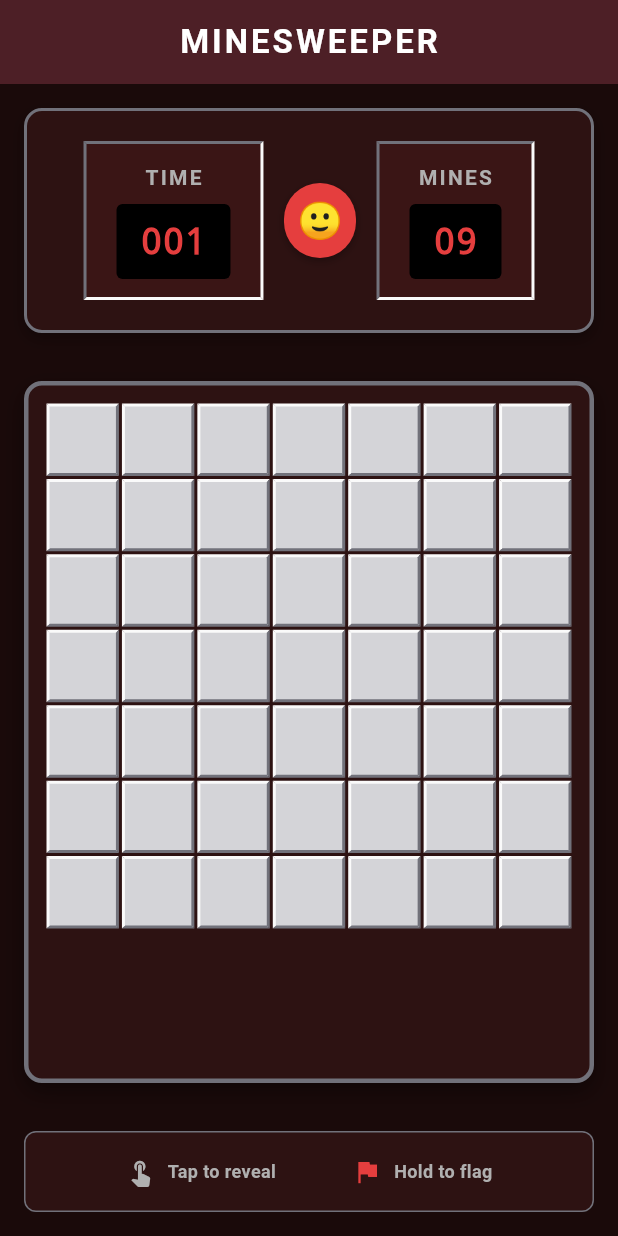
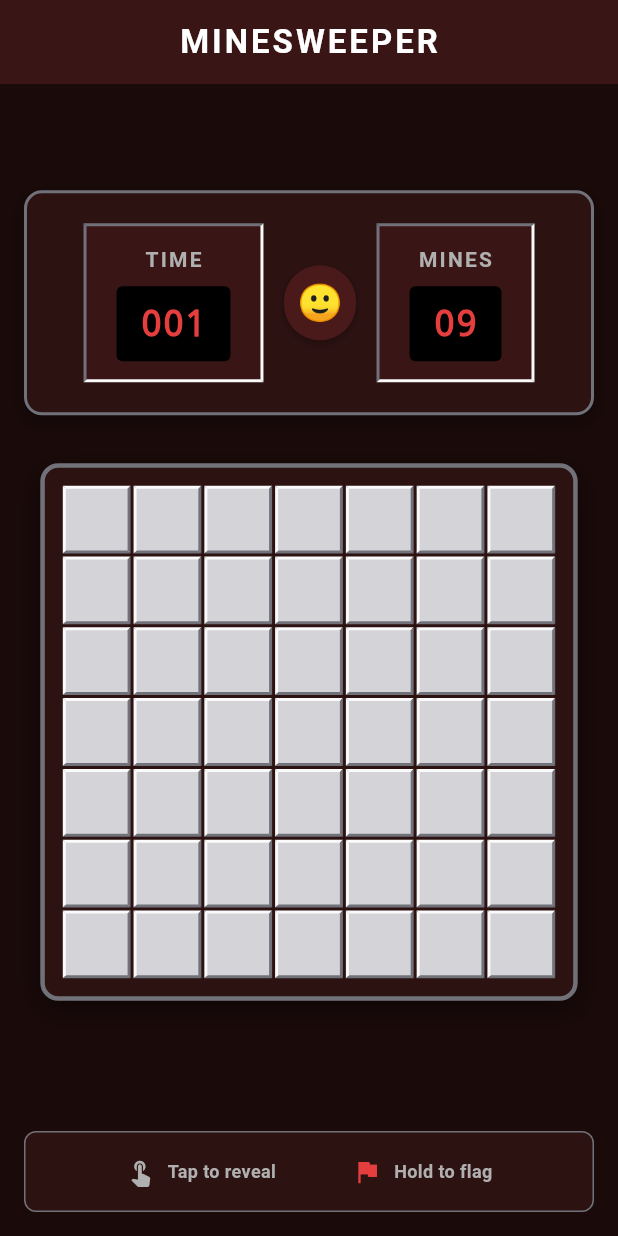
Before and after one commit to mohamedamrr13/Minesweeper, a Flutter app: the screen it shows after launch, after a tap on an icon or button, on a phone screen of 412 x 824 dp. Run offline on Flutter 3.47's test engine with Material 3 defaults, Android fonts, the light colour scheme and no system bars; our stand-ins replace device_preview; missing offline and left inert: window_size.

Commit message:
finish game

```diff
--- a/lib/game/presentation/minesweeper_game_page.dart
+++ b/lib/game/presentation/minesweeper_game_page.dart
@@ -11,62 +11,62 @@ class MinesweeperGamePage extends StatefulWidget {
   const MinesweeperGamePage({super.key});
 
   @override
-  State<MinesweeperGamePage> createState() => _MinesweeperGamePageState();
+  State<MinesweeperGamePage> createState() => MinesweeperGamePageState();
 }
 
-class _MinesweeperGamePageState extends State<MinesweeperGamePage> {
-  late GameService _gameService;
-  late Timer _timer;
-  int _secondsElapsed = 0;
+class MinesweeperGamePageState extends State<MinesweeperGamePage> {
+  late GameService gameService;
+  late Timer timer;
+  int secondsElapsed = 0;
 
   @override
   void initState() {
     super.initState();
-    _gameService = GameService();
-    _initializeGame();
+    gameService = GameService();
+    initializeGame();
   }
 
   @override
   void dispose() {
-    _timer.cancel();
+    timer.cancel();
     super.dispose();
   }
 
-  void _initializeGame() {
-    _gameService.initializeGame();
-    _secondsElapsed = 0;
-    _timer = Timer.periodic(const Duration(seconds: 1), _updateTimer);
+  void initializeGame() {
+    gameService.initializeGame();
+    secondsElapsed = 0;
+    timer = Timer.periodic(const Duration(seconds: 1), updateTimer);
   }
 
-  void _updateTimer(Timer timer) {
-    if (_gameService.status == GameStatus.playing) {
+  void updateTimer(Timer timer) {
+    if (gameService.status == GameStatus.playing) {
       setState(() {
-        _secondsElapsed++;
+        secondsElapsed++;
       });
     }
   }
 
-  void _onCellTap(int index) {
+  void onCellTap(int index) {
     setState(() {
-      _gameService.tapCell(index);
+      gameService.tapCell(index);
     });
   }
 
-  void _onCellLongPress(int index) {
+  void onCellLongPress(int index) {
     setState(() {
-      _gameService.toggleFlag(index);
+      gameService.toggleFlag(index);
     });
   }
 
-  void _restartGame() {
-    _timer.cancel();
+  void restartGame() {
+    timer.cancel();
     setState(() {
-      _initializeGame();
+      initializeGame();
     });
   }
 
-  String _getGameStatusEmoji() {
-    switch (_gameService.status) {
+  String getGameStatusEmoji() {
+    switch (gameService.status) {
       case GameStatus.won:
         return '😎';
       case GameStatus.lost:
@@ -89,23 +89,25 @@ class _MinesweeperGamePageState extends State<MinesweeperGamePage> {
             letterSpacing: 2.0,
           ),
         ),
-        backgroundColor: AppColors.primaryColor,
+        backgroundColor: AppColors.surfaceColor,
         centerTitle: true,
-        elevation: 4,
       ),
       body: Column(
         children: [
+          Spacer(),
           GameHeader(
-            secondsElapsed: _secondsElapsed,
-            remainingMines: _gameService.remainingMines,
-            gameStatusEmoji: _getGameStatusEmoji(),
-            onRestart: _restartGame,
+            secondsElapsed: secondsElapsed,
+            remainingMines: gameService.remainingMines,
+            gameStatusEmoji: getGameStatusEmoji(),
+            onRestart: restartGame,
           ),
           GameGrid(
-            grid: _gameService.grid,
-            onCellTap: _onCellTap,
-            onCellLongPress: _onCellLongPress,
+            grid: gameService.grid,
+            onCellTap: onCellTap,
+            onCellLongPress: onCellLongPress,
           ),
+
+          Spacer(),
           const InstructionsPanel(),
         ],
       ),
--- a/lib/game/presentation/widgets/minesweeper_grid.dart
+++ b/lib/game/presentation/widgets/minesweeper_grid.dart
@@ -18,8 +18,8 @@ class GameGrid extends StatelessWidget {
 
   @override
   Widget build(BuildContext context) {
-    return Expanded(
-      child: Container(
+    return Container(
+      width: MediaQuery.of(context).size.height / 2.3,
       margin: const EdgeInsets.all(16),
       padding: const EdgeInsets.all(12),
       decoration: BoxDecoration(
@@ -34,10 +34,20 @@ class GameGrid extends StatelessWidget {
           ),
         ],
       ),
-        child: AspectRatio(
-          aspectRatio: 1.0,
+      child: LayoutBuilder(
+        builder: (context, constraints) {
+          // Calculate the maximum square size that fits in the available space
+          double maxSize = constraints.maxHeight < constraints.maxWidth
+              ? constraints.maxHeight
+              : constraints.maxWidth;
+
+          return Center(
+            child: SizedBox(
+              width: maxSize,
+              height: maxSize,
               child: GridView.builder(
                 physics: const NeverScrollableScrollPhysics(),
+                shrinkWrap: true,
                 itemCount: GameConfig.totalCells,
                 gridDelegate: const SliverGridDelegateWithFixedCrossAxisCount(
                   crossAxisCount: GameConfig.gridSize,
@@ -51,6 +61,8 @@ class GameGrid extends StatelessWidget {
                 ),
               ),
             ),
+          );
+        },
       ),
     );
   }
--- a/lib/game/presentation/widgets/minesweeper_header.dart
+++ b/lib/game/presentation/widgets/minesweeper_header.dart
@@ -113,7 +113,7 @@ class _RestartButton extends StatelessWidget {
   Widget build(BuildContext context) {
     return Container(
       decoration: BoxDecoration(
-        color: AppColors.accentColor,
+        color: AppColors.primaryColor,
         borderRadius: BorderRadius.circular(30),
         boxShadow: [
           BoxShadow(
--- a/lib/game/presentation/widgets/minesweeper_instruction_panel.dart
+++ b/lib/game/presentation/widgets/minesweeper_instruction_panel.dart
@@ -17,8 +17,8 @@ class InstructionsPanel extends StatelessWidget {
       child: const Row(
         mainAxisAlignment: MainAxisAlignment.spaceEvenly,
         children: [
-          _InstructionItem(icon: Icons.touch_app, text: 'Tap to reveal'),
-          _InstructionItem(
+          InstructionItem(icon: Icons.touch_app, text: 'Tap to reveal'),
+          InstructionItem(
             icon: Icons.flag,
             text: 'Hold to flag',
             iconColor: AppColors.accentColor,
@@ -29,12 +29,12 @@ class InstructionsPanel extends StatelessWidget {
   }
 }
 
-class _InstructionItem extends StatelessWidget {
+class InstructionItem extends StatelessWidget {
   final IconData icon;
   final String text;
   final Color iconColor;
 
-  const _InstructionItem({
+  const InstructionItem({super.key,
     required this.icon,
     required this.text,
     this.iconColor = AppColors.textSecondary,
--- a/lib/main.dart
+++ b/lib/main.dart
@@ -5,10 +5,10 @@ import 'package:window_size/window_size.dart';
 
 void main() {
   WidgetsFlutterBinding.ensureInitialized();
-  setWindowMinSize(const Size(600, 1000));
+  setWindowMinSize(const Size(600, 2000));
   runApp(
     DevicePreview(
-      enabled: true,
+      enabled: false,
       builder: (BuildContext context) {
         return const MineSweeper();
       },
```
Also changed, not shown: 1 other file. Lines whose indentation alone changed are shown as unchanged.
